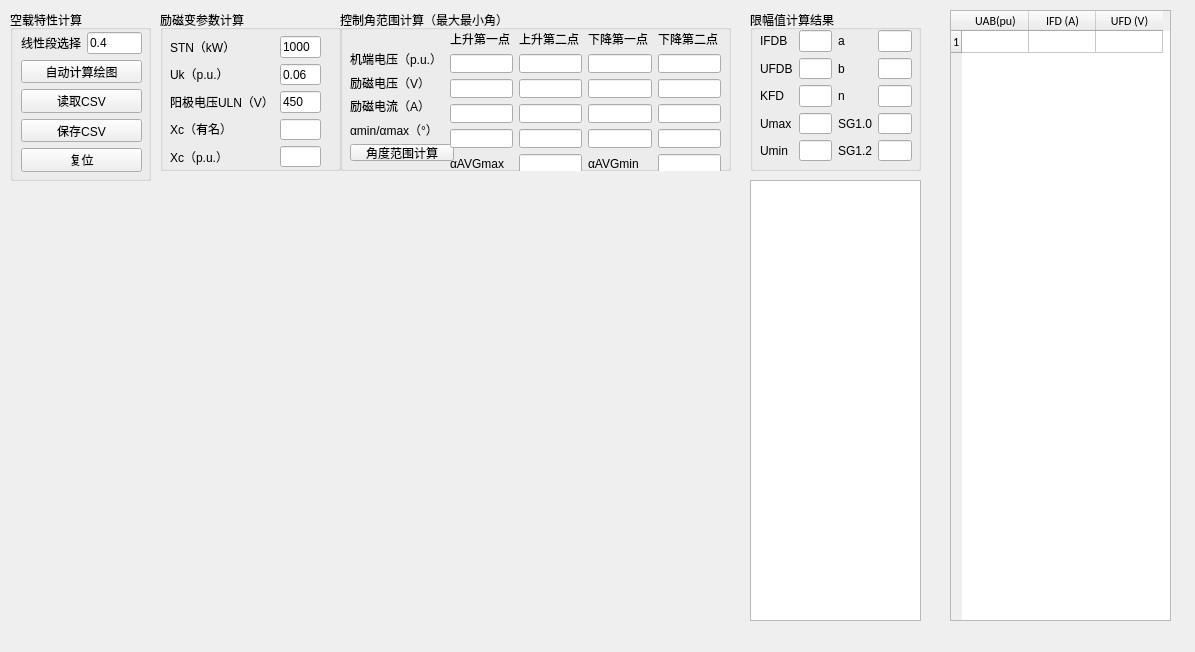
Before: the Qt Designer form kongzaiQMainWindow.ui in fly1057/noloadcharacteristic, drawn with Qt 5.
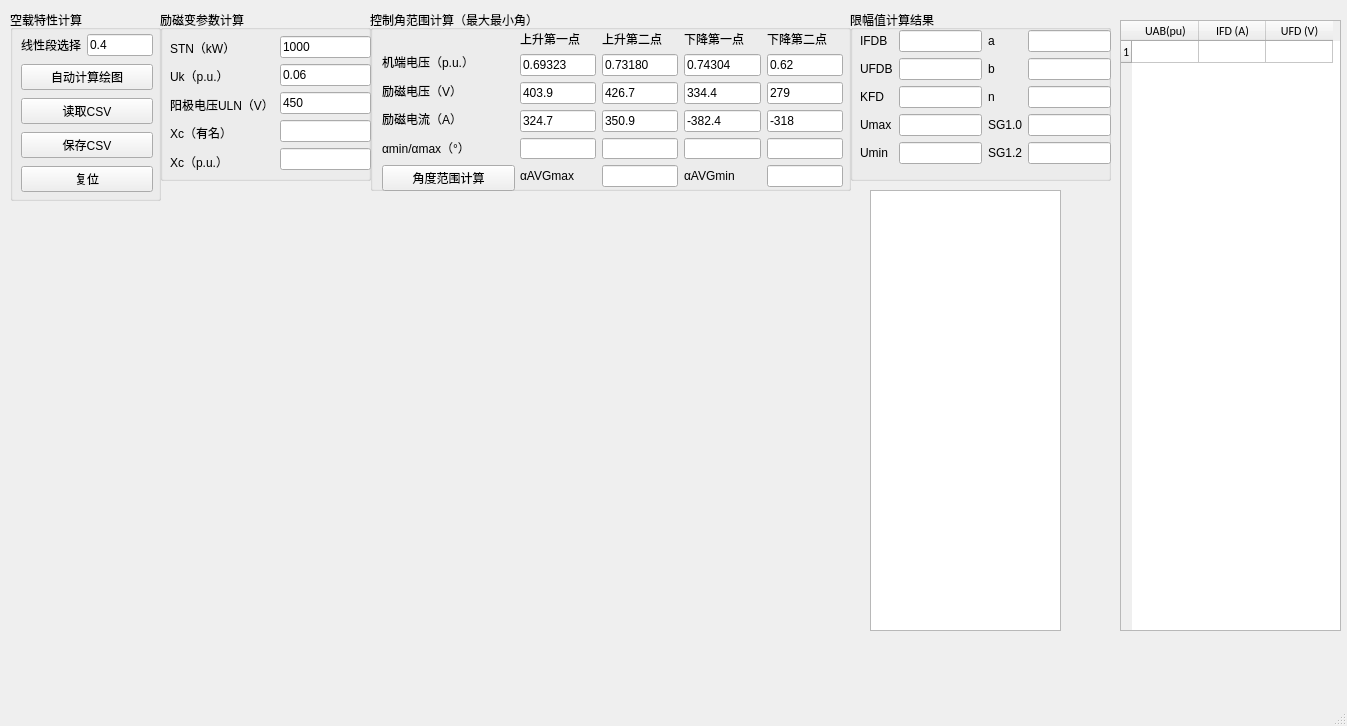
After: the same form once the commit is applied.

What changed in the file:
```diff
--- a/kongzaiQMainWindow.ui
+++ b/kongzaiQMainWindow.ui
@@ -6,8 +6,8 @@
    <rect>
     <x>0</x>
     <y>0</y>
-    <width>1195</width>
-    <height>652</height>
+    <width>1347</width>
+    <height>726</height>
    </rect>
   </property>
   <property name="windowTitle">
@@ -19,8 +19,8 @@
      <rect>
       <x>10</x>
       <y>10</y>
-      <width>141</width>
-      <height>171</height>
+      <width>151</width>
+      <height>191</height>
      </rect>
     </property>
     <property name="title">
@@ -31,8 +31,8 @@
       <rect>
        <x>11</x>
        <y>22</y>
-       <width>121</width>
-       <height>140</height>
+       <width>132</width>
+       <height>165</height>
       </rect>
      </property>
      <layout class="QVBoxLayout" name="verticalLayout_4">
@@ -88,10 +88,10 @@
    <widget class="QGroupBox" name="groupBox_LimiterCalculate">
     <property name="geometry">
      <rect>
-      <x>750</x>
+      <x>850</x>
       <y>10</y>
-      <width>171</width>
-      <height>161</height>
+      <width>261</width>
+      <height>171</height>
      </rect>
     </property>
     <property name="title">
@@ -102,8 +102,8 @@
       <rect>
        <x>10</x>
        <y>20</y>
-       <width>152</width>
-       <height>131</height>
+       <width>251</width>
+       <height>135</height>
       </rect>
      </property>
      <layout class="QGridLayout" name="gridLayout_2">
@@ -214,9 +214,9 @@
     <property name="geometry">
      <rect>
       <x>10</x>
-      <y>180</y>
-      <width>721</width>
-      <height>441</height>
+      <y>210</y>
+      <width>761</width>
+      <height>421</height>
      </rect>
     </property>
     <layout class="QVBoxLayout" name="verticalLayout_mpl"/>
@@ -226,8 +226,8 @@
      <rect>
       <x>160</x>
       <y>10</y>
-      <width>181</width>
-      <height>161</height>
+      <width>211</width>
+      <height>171</height>
      </rect>
     </property>
     <property name="title">
@@ -238,8 +238,8 @@
       <rect>
        <x>10</x>
        <y>26</y>
-       <width>151</width>
-       <height>131</height>
+       <width>201</width>
+       <height>137</height>
       </rect>
      </property>
      <layout class="QHBoxLayout" name="horizontalLayout">
@@ -313,6 +313,9 @@
           <property name="maxLength">
            <number>7</number>
           </property>
+          <property name="alignment">
+           <set>Qt::AlignJustify|Qt::AlignVCenter</set>
+          </property>
          </widget>
         </item>
         <item>
@@ -326,8 +329,8 @@
    <widget class="QTableWidget" name="tableWidget_RawData">
     <property name="geometry">
      <rect>
-      <x>950</x>
-      <y>10</y>
+      <x>1120</x>
+      <y>20</y>
       <width>221</width>
       <height>611</height>
      </rect>
@@ -407,10 +410,10 @@
    <widget class="QGroupBox" name="groupBox_ControlAngleCalculate">
     <property name="geometry">
      <rect>
-      <x>340</x>
+      <x>370</x>
       <y>10</y>
-      <width>391</width>
-      <height>161</height>
+      <width>481</width>
+      <height>181</height>
      </rect>
     </property>
     <property name="acceptDrops">
@@ -428,10 +431,10 @@
     <widget class="QWidget" name="layoutWidget">
      <property name="geometry">
       <rect>
-       <x>10</x>
+       <x>12</x>
        <y>40</y>
-       <width>104</width>
-       <height>111</height>
+       <width>133</width>
+       <height>141</height>
       </rect>
      </property>
      <layout class="QVBoxLayout" name="verticalLayout_5">
@@ -475,10 +478,10 @@
     <widget class="QWidget" name="layoutWidget">
      <property name="geometry">
       <rect>
-       <x>110</x>
+       <x>150</x>
        <y>20</y>
-       <width>271</width>
-       <height>144</height>
+       <width>323</width>
+       <height>157</height>
       </rect>
      </property>
      <layout class="QGridLayout" name="gridLayout">
@@ -511,40 +514,124 @@
        </widget>
       </item>
       <item row="1" column="0">
-       <widget class="QLineEdit" name="lineEdit_ControlAngleCalculateRisingFirstPointUt"/>
+       <widget class="QLineEdit" name="lineEdit_ControlAngleCalculateRisingFirstPointUt">
+        <property name="text">
+         <string>0.69323</string>
+        </property>
+        <property name="maxLength">
+         <number>7</number>
+        </property>
+       </widget>
       </item>
       <item row="1" column="1">
-       <widget class="QLineEdit" name="ControlAngleCalculateRisingSecondPointUt"/>
+       <widget class="QLineEdit" name="ControlAngleCalculateRisingSecondPointUt">
+        <property name="text">
+         <string>0.73180</string>
+        </property>
+        <property name="maxLength">
+         <number>7</number>
+        </property>
+       </widget>
       </item>
       <item row="1" column="2">
-       <widget class="QLineEdit" name="ControlAngleCalculateRisingThirdPointUt_2"/>
+       <widget class="QLineEdit" name="ControlAngleCalculateRisingThirdPointUt_2">
+        <property name="text">
+         <string>0.74304</string>
+        </property>
+        <property name="maxLength">
+         <number>7</number>
+        </property>
+       </widget>
       </item>
       <item row="1" column="3">
-       <widget class="QLineEdit" name="ControlAngleCalculateRisingFourthPointUt"/>
+       <widget class="QLineEdit" name="ControlAngleCalculateRisingFourthPointUt">
+        <property name="text">
+         <string>0.62</string>
+        </property>
+        <property name="maxLength">
+         <number>7</number>
+        </property>
+       </widget>
       </item>
       <item row="2" column="0">
-       <widget class="QLineEdit" name="lineEdit_ControlAngleCalculateRisingFirstPointUfd"/>
+       <widget class="QLineEdit" name="lineEdit_ControlAngleCalculateRisingFirstPointUfd">
+        <property name="text">
+         <string>403.9</string>
+        </property>
+        <property name="maxLength">
+         <number>7</number>
+        </property>
+       </widget>
       </item>
       <item row="2" column="1">
-       <widget class="QLineEdit" name="lineEdit_ControlAngleCalculateRisingSecondPointUfd_2"/>
+       <widget class="QLineEdit" name="lineEdit_ControlAngleCalculateRisingSecondPointUfd_2">
+        <property name="text">
+         <string>426.7</string>
+        </property>
+        <property name="maxLength">
+         <number>7</number>
+        </property>
+       </widget>
       </item>
       <item row="2" column="2">
-       <widget class="QLineEdit" name="lineEdit_ControlAngleCalculateRisingThirdPointUfd_3"/>
+       <widget class="QLineEdit" name="lineEdit_ControlAngleCalculateRisingThirdPointUfd_3">
+        <property name="text">
+         <string>334.4</string>
+        </property>
+        <property name="maxLength">
+         <number>7</number>
+        </property>
+       </widget>
       </item>
       <item row="2" column="3">
-       <widget class="QLineEdit" name="lineEdit_ControlAngleCalculateRisingFourthPointUfd_4"/>
+       <widget class="QLineEdit" name="lineEdit_ControlAngleCalculateRisingFourthPointUfd_4">
+        <property name="text">
+         <string>279</string>
+        </property>
+        <property name="maxLength">
+         <number>7</number>
+        </property>
+       </widget>
       </item>
       <item row="3" column="0">
-       <widget class="QLineEdit" name="lineEdit_ControlAngleCalculateRisingFirstPointIfd"/>
+       <widget class="QLineEdit" name="lineEdit_ControlAngleCalculateRisingFirstPointIfd">
+        <property name="text">
+         <string>324.7</string>
+        </property>
+        <property name="maxLength">
+         <number>7</number>
+        </property>
+       </widget>
       </item>
       <item row="3" column="1">
-       <widget class="QLineEdit" name="lineEdit_ControlAngleCalculateRisingSecondPointIfd_2"/>
+       <widget class="QLineEdit" name="lineEdit_ControlAngleCalculateRisingSecondPointIfd_2">
+        <property name="text">
+         <string>350.9</string>
+        </property>
+        <property name="maxLength">
+         <number>7</number>
+        </property>
+       </widget>
       </item>
       <item row="3" column="2">
-       <widget class="QLineEdit" name="lineEdit_ControlAngleCalculateRisingThirdPointIfd_3"/>
+       <widget class="QLineEdit" name="lineEdit_ControlAngleCalculateRisingThirdPointIfd_3">
+        <property name="text">
+         <string>-382.4</string>
+        </property>
+        <property name="maxLength">
+         <number>7</number>
+        </property>
+       </widget>
       </item>
       <item row="3" column="3">
-       <widget class="QLineEdit" name="lineEdit_ControlAngleCalculateRisingFourthPointIfd_4"/>
+       <widget class="QLineEdit" name="lineEdit_ControlAngleCalculateRisingFourthPointIfd_4">
+        <property name="text">
+         <string>-318</string>
+        </property>
+        <property name="maxLength">
+         <number>7</number>
+        </property>
+       </widget>
       </item>
       <item row="4" column="0">
        <widget class="QLineEdit" name="lineEdit_ControlAngleCalculateRisingFirstPointAngle"/>
@@ -584,9 +671,9 @@
    <widget class="QTextBrowser" name="textBrowser">
     <property name="geometry">
      <rect>
-      <x>750</x>
-      <y>180</y>
-      <width>171</width>
+      <x>870</x>
+      <y>190</y>
+      <width>191</width>
       <height>441</height>
      </rect>
     </property>
@@ -602,6 +689,7 @@
     </rect>
    </property>
   </widget>
+  <widget class="QStatusBar" name="statusbar"/>
  </widget>
  <resources/>
  <connections/>
```
Left out of the diff: 118 changed lines with no effect on the pictures.
